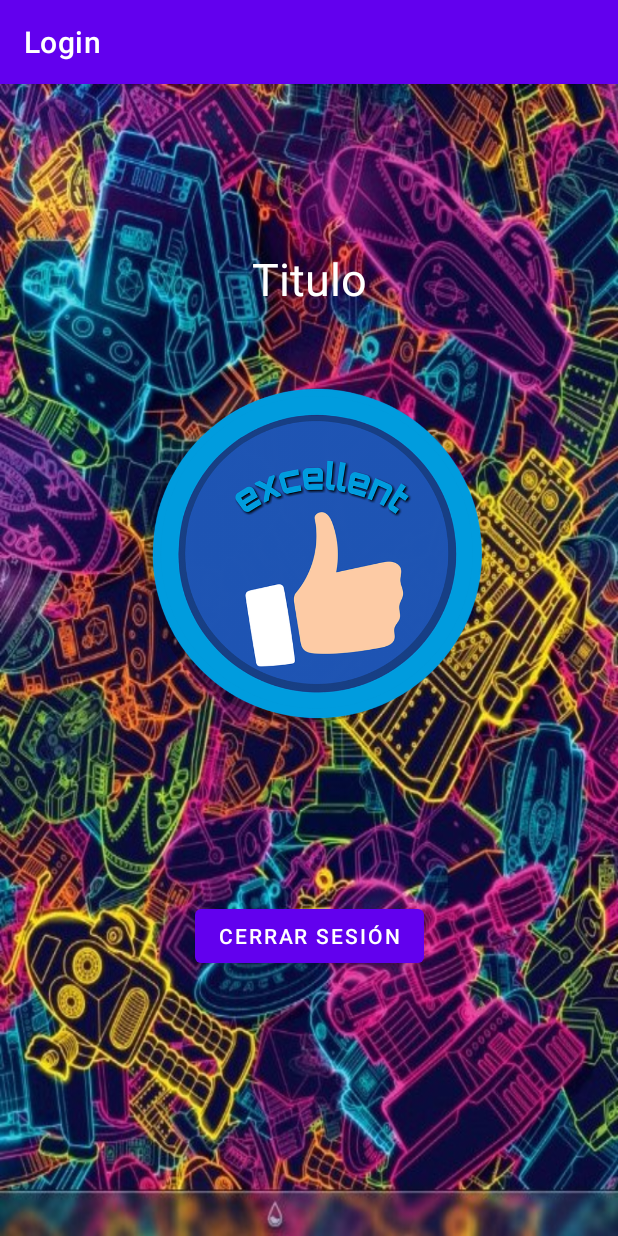
After one commit to Thomacho18021/AppLogin, an Android app: the MenuPrincipal screen opened directly, with no data from a screen before it, on a phone screen of 412 x 824 dp. The commit adds this screen. Run offline under Robolectric (Android 15) with nearby library versions, the phone set to English and light mode, and no system bars; 2 statements that could not run were skipped.

Commit message:
4 commit: se agregan validaciones de datos en login y registro ademas un  nuevo activity cuando se raliza unn inicio de sesion

```diff
--- a/app/src/main/AndroidManifest.xml
+++ b/app/src/main/AndroidManifest.xml
@@ -9,7 +9,8 @@
         android:roundIcon="@mipmap/ic_launcher_round"
         android:supportsRtl="true"
         android:theme="@style/Theme.Login">
-        <activity android:name=".Registro"></activity>
+        <activity android:name=".MenuPrincipal"></activity>
+        <activity android:name=".Registro" />
         <activity android:name=".MainActivity">
             <intent-filter>
                 <action android:name="android.intent.action.MAIN" />
--- /dev/null
+++ b/app/src/main/java/com/srcarrillo/login/MenuPrincipal.java
@@ -0,0 +1,48 @@
+package com.srcarrillo.login;
+
+import androidx.appcompat.app.AppCompatActivity;
+
+import android.content.Intent;
+import android.os.Bundle;
+import android.view.Menu;
+import android.view.View;
+import android.widget.Button;
+import android.widget.ImageView;
+import android.widget.TextView;
+
+public class MenuPrincipal extends AppCompatActivity {
+    private ImageView imagen;
+    private TextView MenuTitle;
+    private Button btnCerrarSesion;
+
+    @Override
+    protected void onCreate(Bundle savedInstanceState) {
+        super.onCreate(savedInstanceState);
+        setContentView(R.layout.activity_menu_principal);
+
+        imagen = findViewById(R.id.imagen);
+        MenuTitle = findViewById(R.id.MenuTitle);
+        btnCerrarSesion = findViewById(R.id.btnCerrarSesion);
+
+        setTitulo();
+
+
+
+
+        btnCerrarSesion.setOnClickListener(new View.OnClickListener() {
+            @Override
+            public void onClick(View v) {
+                Intent intent = new Intent(MenuPrincipal.this, MainActivity.class);
+                startActivity(intent);
+            }
+        });
+    }
+    public void setTitulo(){
+        Bundle extra = getIntent().getExtras();
+        if(extra.get("genero")=="Masculino"){
+            MenuTitle.setText("Bienvenido Sr. "+extra.get("nombre"));
+        }else{
+            MenuTitle.setText("Bienvenida Srta. "+extra.get("nombre"));
+        }
+    }
+}
--- /dev/null
+++ b/app/src/main/res/layout/activity_menu_principal.xml
@@ -0,0 +1,54 @@
+<?xml version="1.0" encoding="utf-8"?>
+<androidx.constraintlayout.widget.ConstraintLayout xmlns:android="http://schemas.android.com/apk/res/android"
+    xmlns:app="http://schemas.android.com/apk/res-auto"
+    xmlns:tools="http://schemas.android.com/tools"
+    android:layout_width="match_parent"
+    android:layout_height="match_parent"
+    android:background="@drawable/fondo"
+    tools:context=".MenuPrincipal">
+
+    <androidx.constraintlayout.widget.ConstraintLayout
+        android:layout_width="321dp"
+        android:layout_height="601dp"
+        app:layout_constraintBottom_toBottomOf="parent"
+        app:layout_constraintEnd_toEndOf="parent"
+        app:layout_constraintHorizontal_bias="0.5"
+        app:layout_constraintStart_toStartOf="parent"
+        app:layout_constraintTop_toTopOf="parent">
+
+        <TextView
+            android:id="@+id/MenuTitle"
+            android:layout_width="wrap_content"
+            android:layout_height="wrap_content"
+            android:text="Titulo"
+            android:textColor="#FFFFFF"
+            android:textSize="30sp"
+            app:layout_constraintBottom_toTopOf="@+id/imagen"
+            app:layout_constraintEnd_toEndOf="parent"
+            app:layout_constraintHorizontal_bias="0.5"
+            app:layout_constraintStart_toStartOf="parent"
+            app:layout_constraintTop_toTopOf="parent" />
+
+        <ImageView
+            android:id="@+id/imagen"
+            android:layout_width="299dp"
+            android:layout_height="275dp"
+            app:layout_constraintBottom_toTopOf="@+id/btnCerrarSesion"
+            app:layout_constraintEnd_toEndOf="parent"
+            app:layout_constraintHorizontal_bias="0.5"
+            app:layout_constraintStart_toStartOf="parent"
+            app:layout_constraintTop_toTopOf="parent"
+            app:srcCompat="@drawable/like" />
+
+        <Button
+            android:id="@+id/btnCerrarSesion"
+            android:layout_width="wrap_content"
+            android:layout_height="wrap_content"
+            android:text="Cerrar Sesión"
+            app:layout_constraintBottom_toBottomOf="parent"
+            app:layout_constraintEnd_toEndOf="parent"
+            app:layout_constraintHorizontal_bias="0.5"
+            app:layout_constraintStart_toStartOf="parent"
+            app:layout_constraintTop_toBottomOf="@+id/imagen" />
+    </androidx.constraintlayout.widget.ConstraintLayout>
+</androidx.constraintlayout.widget.ConstraintLayout>
--- a/app/src/main/res/layout/activity_registro.xml
+++ b/app/src/main/res/layout/activity_registro.xml
@@ -10,14 +10,12 @@
     <androidx.constraintlayout.widget.ConstraintLayout
         android:layout_width="282dp"
         android:layout_height="526dp"
-        android:layout_marginTop="8dp"
-        android:layout_marginBottom="104dp"
         android:background="#6F000000"
         app:layout_constraintBottom_toBottomOf="parent"
         app:layout_constraintEnd_toEndOf="parent"
         app:layout_constraintHorizontal_bias="0.5"
         app:layout_constraintStart_toStartOf="parent"
-        app:layout_constraintTop_toBottomOf="@+id/Rtitulo">
+        app:layout_constraintTop_toTopOf="parent">
 
         <ScrollView
             android:id="@+id/scrollView2"
@@ -104,6 +102,7 @@
                     android:hint="Ejemplo@correo.cl"
                     android:inputType="textEmailAddress"
                     android:textAlignment="center"
+                    android:textColor="#FFFFFF"
                     android:textColorHint="#A9FFFFFF" />
 
                 <TextView
@@ -163,6 +162,7 @@
                     android:inputType="phone"
                     android:maxLength="12"
                     android:textAlignment="center"
+                    android:textColor="#FFFFFF"
                     android:textColorHint="#A9FFFFFF" />
 
                 <TextView
```
Also changed, not shown: app/src/main/java/com/srcarrillo/login/MainActivity.java (+27 -0 lines), app/src/main/java/com/srcarrillo/login/Registro.java (+49 -30 lines), app/src/main/java/com/srcarrillo/login/Usuario.java (+6 -6 lines), app/src/main/res/drawable-v24/like.png (added).
